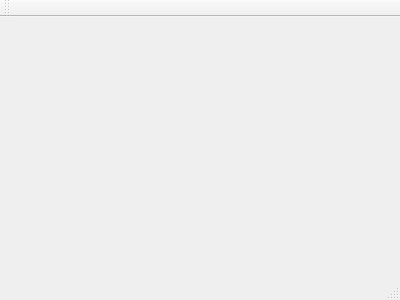
stranger1/resource_optimization, file mainwindow.ui: the form before one commit.
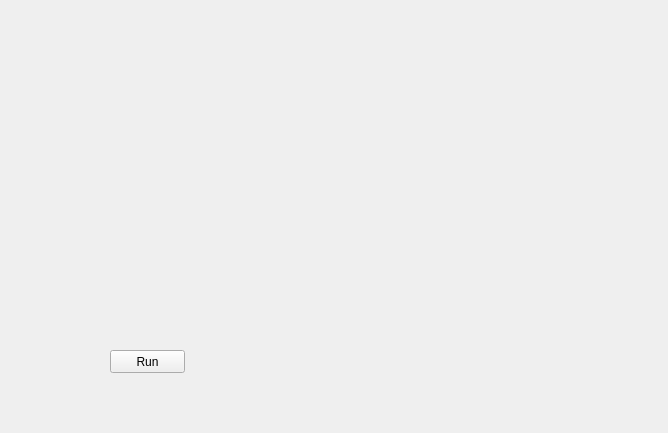
The form after the commit.

```diff
--- a/mainwindow.ui
+++ b/mainwindow.ui
@@ -1,24 +1,34 @@
 <ui version="4.0">
  <class>MainWindow</class>
- <widget class="QMainWindow" name="MainWindow" >
-  <property name="geometry" >
+ <widget class="QMainWindow" name="MainWindow">
+  <property name="geometry">
    <rect>
     <x>0</x>
     <y>0</y>
-    <width>400</width>
-    <height>300</height>
+    <width>668</width>
+    <height>433</height>
    </rect>
   </property>
   <property name="windowTitle" >
    <string>MainWindow</string>
   </property>
-  <widget class="QMenuBar" name="menuBar" />
-  <widget class="QToolBar" name="mainToolBar" />
-  <widget class="QWidget" name="centralWidget" />
-  <widget class="QStatusBar" name="statusBar" />
+  <widget class="QWidget" name="centralWidget">
+   <widget class="QPushButton" name="pushButton">
+    <property name="geometry">
+     <rect>
+      <x>110</x>
+      <y>350</y>
+      <width>75</width>
+      <height>23</height>
+     </rect>
+    </property>
+    <property name="text">
+     <string>Run</string>
+    </property>
+   </widget>
+  </widget>
  </widget>
- <layoutDefault spacing="6" margin="11" />
- <pixmapfunction></pixmapfunction>
+ <layoutdefault spacing="6" margin="11"/>
  <resources/>
  <connections/>
 </ui>
```
Left out of the diff: 3 changed lines with no effect on the pictures.
